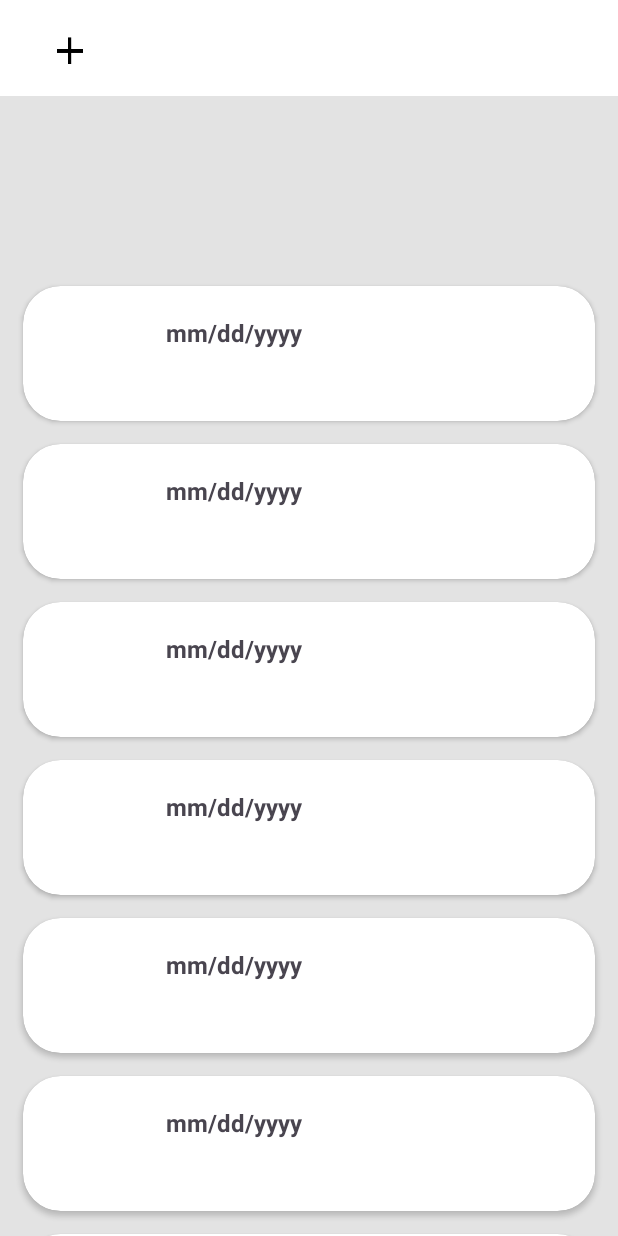
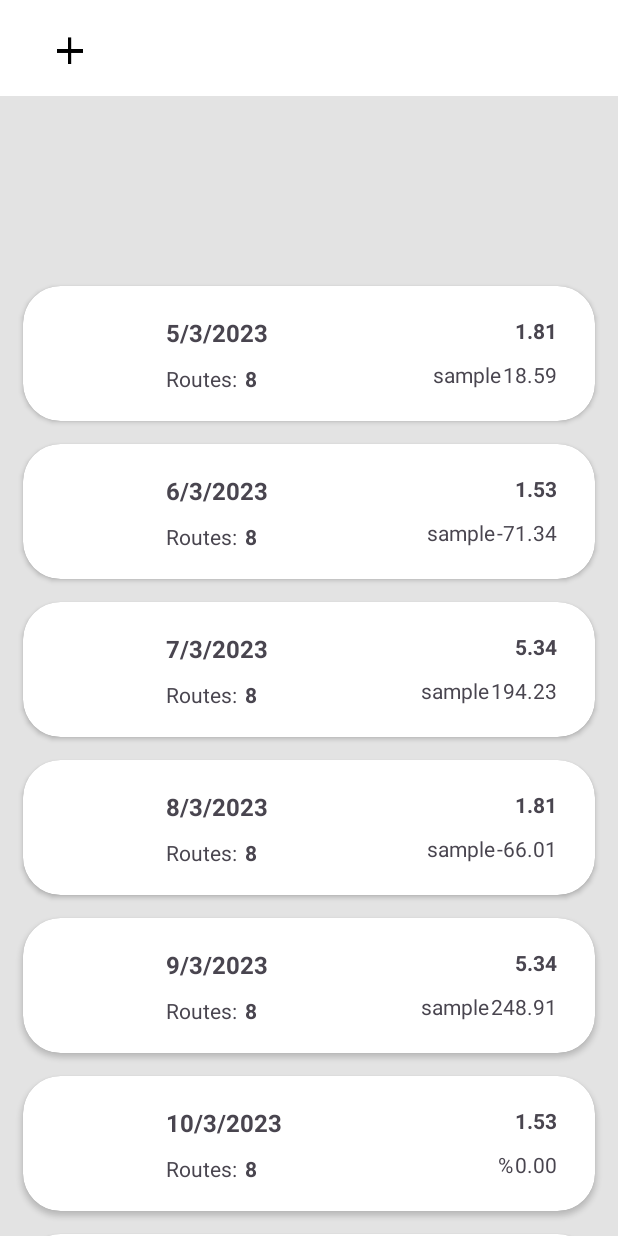
Before and after one commit to GPBarrick/Pace-Application, an Android app: the screen it shows after launch (MainActivity), on a phone screen of 412 x 824 dp. Run offline under Robolectric (Android 15) with nearby library versions, the light colour scheme and no system bars.

Commit message:
Updated Data Visualization
- Added data formatting elements and new class to represent the dates that hold the ArrayList<ClientModule>s for that day.

```diff
--- /dev/null
+++ b/app/src/main/java/com/example/pace/CalendarData.java
@@ -0,0 +1,70 @@
+package com.example.pace;
+import java.util.ArrayList;
+public class CalendarData {
+    private int month;
+    private int day;
+    private int year;
+    private ArrayList<ClientModule> clientModuleList;
+
+    private float percentageText;
+
+    public CalendarData(ArrayList<ClientModule> clientModuleList, int month, int day, int year) {
+        this.clientModuleList = clientModuleList;
+        this.month = month;
+        this.day = day;
+        this.year = year;
+    }
+
+    public ArrayList<ClientModule> getClientModuleList() {
+        return clientModuleList;
+    }
+
+    public void setClientModuleList(ArrayList<ClientModule> clientModuleList) {
+        this.clientModuleList = clientModuleList;
+    }
+
+    public void AddClientModule(ClientModule clientModule) {
+        this.clientModuleList.add(clientModule);
+    }
+
+    public ClientModule getClientModule(int index) {
+        return this.clientModuleList.get(index);
+    }
+
+    public int getMonth() {
+        return month;
+    }
+
+    public void setMonth(int month) {
+        this.month = month;
+    }
+
+    public int getDay() {
+        return day;
+    }
+
+    public void setDay(int day) {
+        this.day = day;
+    }
+
+    public int getYear() {
+        return year;
+    }
+
+    public void setYear(int year) {
+        this.year = year;
+    }
+
+    public float CalculateClientExpenditure() {
+        float total = 0.0f;
+        for (int i = 0; i < this.clientModuleList.size(); ++i) {
+            total = total + this.clientModuleList.get(i).CalculateExpenditure();
+        }
+        return total;
+    }
+
+    public float getPercentageText(float original, float newNumber) {
+        float increase = newNumber - original;
+        return (increase / original) * 100;
+    }
+}
--- a/app/src/main/java/com/example/pace/DayListAdapter.java
+++ b/app/src/main/java/com/example/pace/DayListAdapter.java
@@ -1,23 +1,23 @@
 package com.example.pace;
+import android.util.Log;
 import android.view.LayoutInflater;
 import android.view.View;
 import android.view.ViewGroup;
 import android.widget.ImageView;
 import android.widget.TextView;
-
 import androidx.annotation.NonNull;
 import androidx.recyclerview.widget.RecyclerView;
 import java.util.List;
 public class DayListAdapter extends RecyclerView.Adapter<DayListAdapter.ViewHolder> {
 
-    private List<ClientModule> clientModuleList;
+    private List<CalendarData> calendarData;
 
-    public DayListAdapter(List<ClientModule> clientModuleList) {
-        this.clientModuleList = clientModuleList;
+    public DayListAdapter(List<CalendarData> calendarData) {
+        this.calendarData = calendarData;
     }
 
-    public void setClientModuleList(List<ClientModule> newClientModuleList) { this.clientModuleList = newClientModuleList; }
-    public List<ClientModule> getClientModuleList() { return this.clientModuleList; }
+    public void getCalendarData (List<CalendarData> newClientModuleList) { this.calendarData = newClientModuleList; }
+    public List<CalendarData> setCalendarData() { return this.calendarData; }
 
     @NonNull
     @Override
@@ -29,22 +29,50 @@ public class DayListAdapter extends RecyclerView.Adapter<DayListAdapter.ViewHold
 
     @Override
     public void onBindViewHolder(@NonNull DayListAdapter.ViewHolder holder, int position) {
-        holder.statusImage.setImageResource(this.clientModuleList.get(position).getImageResource());
-        holder.dateText.setText(this.clientModuleList.get(position).getDateText());
+        //holder.statusImage.setImageResource(this.calendarData.get(position).getClientModule(position).getImageResource());
+        String dateFormat = this.calendarData.get(position).getMonth() + "/" + this.calendarData.get(position).getDay() + "/" + this.calendarData.get(position).getYear();
+        holder.dateText.setText(dateFormat);
+        holder.routesText.setText(String.valueOf(this.calendarData.size() + 1));
+        holder.totalGasExpenditure.setText(String.format("%.2f", this.calendarData.get(position).CalculateClientExpenditure()));
+
+        Log.v("NDX", ""+position);
+
+        if (this.calendarData.size() >= 2 && position > 0) {
+            float percentageCalculation = this.calendarData.get(position).getPercentageText(
+                    this.calendarData.get(position - 1).CalculateClientExpenditure(),
+                    this.calendarData.get(position).CalculateClientExpenditure()
+            );
+            if (percentageCalculation == 0) {
+                holder.percentageStatus.setText(R.string.percent_sign);
+            }
+            holder.percentageText.setText(String.format("%.2f", percentageCalculation));
+        }
+        else {
+            holder.percentageStatus.setText(R.string.plus_percent_sign);
+            holder.percentageText.setText("100");
+        }
     }
 
     @Override
     public int getItemCount() {
-        return this.clientModuleList.size();
+        return this.calendarData.size();
     }
 
     public static class ViewHolder extends RecyclerView.ViewHolder {
         public ImageView statusImage;
         public TextView dateText;
+        public TextView routesText;
+        public TextView totalGasExpenditure;
+        public TextView percentageStatus;
+        public TextView percentageText;
         public ViewHolder(@NonNull View itemView) {
             super(itemView);
             this.statusImage = itemView.findViewById(R.id.day_element_status_image);
             this.dateText = itemView.findViewById(R.id.day_element_date_text);
+            this.routesText = itemView.findViewById(R.id.day_element_routes_input);
+            this.totalGasExpenditure = itemView.findViewById(R.id.day_element_calculation_text);
+            this.percentageStatus = itemView.findViewById(R.id.day_element_percentage_status);
+            this.percentageText = itemView.findViewById(R.id.day_element_percentage_text);
         }
     }
 }
--- a/app/src/main/java/com/example/pace/MainActivity.java
+++ b/app/src/main/java/com/example/pace/MainActivity.java
@@ -3,13 +3,11 @@ import androidx.appcompat.app.AppCompatActivity;
 import androidx.appcompat.widget.Toolbar;
 import androidx.recyclerview.widget.LinearLayoutManager;
 import androidx.recyclerview.widget.RecyclerView;
-
 import android.content.Intent;
 import android.os.Bundle;
 import android.util.Log;
 import android.view.View;
 import android.widget.ImageButton;
-
 public class MainActivity extends AppCompatActivity {
     @Override
     protected void onCreate(Bundle savedInstanceState) {
@@ -60,8 +58,11 @@ public class MainActivity extends AppCompatActivity {
     /* 11/5/2023 Initialize the DayListAdapter and LinearLayoutManager for this.dayList */
     public DayListAdapter dayListAdapter;
     private void InitializeDayListAdapter() {
-        this.dayListAdapter = new DayListAdapter(t.populateClientModuleList());
-        this.dayList.setLayoutManager(new LinearLayoutManager(MainActivity.this));
+        this.dayListAdapter = new DayListAdapter(t.populateCalendarDataList());
+        LinearLayoutManager layoutManager = new LinearLayoutManager(MainActivity.this);
+        layoutManager.setReverseLayout(true);
+        layoutManager.setStackFromEnd(false);
+        this.dayList.setLayoutManager(layoutManager);
         this.dayList.setAdapter(this.dayListAdapter);
     }
 }
--- a/app/src/main/java/com/example/pace/Test.java
+++ b/app/src/main/java/com/example/pace/Test.java
@@ -3,17 +3,40 @@ import java.util.ArrayList;
 public class Test {
 
     /* 11/5/2023 Function responsible for populating data structure*/
-    public ArrayList<ClientModule> populateClientModuleList() {
+    public ArrayList<ClientModule> populateClientModuleListDataSet1() {
         ArrayList<ClientModule> clientModuleList = new ArrayList<>();
-        clientModuleList.add(new ClientModule("mm/dd/yyyy"));
-        clientModuleList.add(new ClientModule("mm/dd/yyyy"));
-        clientModuleList.add(new ClientModule("mm/dd/yyyy"));
-        clientModuleList.add(new ClientModule("mm/dd/yyyy"));
-        clientModuleList.add(new ClientModule("mm/dd/yyyy"));
-        clientModuleList.add(new ClientModule("mm/dd/yyyy"));
-        clientModuleList.add(new ClientModule("mm/dd/yyyy"));
-        clientModuleList.add(new ClientModule("mm/dd/yyyy"));
+        clientModuleList.add(new ClientModule(5, 29, 3.98f, 0));
+        clientModuleList.add(new ClientModule(2, 28, 3.98f, 0));
+        clientModuleList.add(new ClientModule(6, 32, 2.98f, 0));
         return clientModuleList;
     }
 
+    public ArrayList<ClientModule> populateClientModuleListDataSet2() {
+        ArrayList<ClientModule> clientModuleList = new ArrayList<>();
+        clientModuleList.add(new ClientModule(5, 29, 3.98f, 0));
+        clientModuleList.add(new ClientModule(2, 10, 0.98f, 0));
+        clientModuleList.add(new ClientModule(10, 32, 2.98f, 0));
+        return clientModuleList;
+    }
+
+    public ArrayList<ClientModule> populateClientModuleListDataSet3() {
+        ArrayList<ClientModule> clientModuleList = new ArrayList<>();
+        clientModuleList.add(new ClientModule(3, 29, 50.98f, 0));
+        clientModuleList.add(new ClientModule(0, 28, 10.98f, 0));
+        clientModuleList.add(new ClientModule(1, 32, 1.98f, 0));
+        return clientModuleList;
+    }
+
+    /* 11/6/2023 Function responsible for populating an ArrayList<CalendarData> */
+    public ArrayList<CalendarData> populateCalendarDataList() {
+        ArrayList<CalendarData> calendarDataList = new ArrayList<>();
+        calendarDataList.add(new CalendarData(populateClientModuleListDataSet1(), 11, 3, 2023));
+        calendarDataList.add(new CalendarData(populateClientModuleListDataSet1(), 10, 3, 2023));
+        calendarDataList.add(new CalendarData(populateClientModuleListDataSet3(), 9, 3, 2023));
+        calendarDataList.add(new CalendarData(populateClientModuleListDataSet2(), 8, 3, 2023));
+        calendarDataList.add(new CalendarData(populateClientModuleListDataSet3(), 7, 3, 2023));
+        calendarDataList.add(new CalendarData(populateClientModuleListDataSet1(), 6, 3, 2023));
+        calendarDataList.add(new CalendarData(populateClientModuleListDataSet2(), 5, 3, 2023));
+        return calendarDataList;
+    }
 }
--- a/app/src/main/res/layout/day_element.xml
+++ b/app/src/main/res/layout/day_element.xml
@@ -40,6 +40,57 @@
             android:textStyle="bold"
             android:textSize="16sp"/>
 
+        <TextView
+            android:id="@+id/day_element_routes_text"
+            android:layout_width="wrap_content"
+            android:layout_height="wrap_content"
+            android:layout_below="@+id/day_element_date_text"
+            android:layout_toEndOf="@+id/day_element_status_image"
+            android:layout_marginStart="25dp"
+            android:layout_marginTop="10dp"
+            android:text="@string/routes_text"/>
+
+        <TextView
+            android:id="@+id/day_element_routes_input"
+            android:layout_width="wrap_content"
+            android:layout_height="wrap_content"
+            android:layout_toEndOf="@+id/day_element_routes_text"
+            android:layout_alignTop="@+id/day_element_routes_text"
+            android:layout_marginStart="5dp"
+            android:text="@string/sample_text"
+            android:textStyle="bold"/>
+
+        <TextView
+            android:id="@+id/day_element_calculation_text"
+            android:layout_width="wrap_content"
+            android:layout_height="wrap_content"
+            android:layout_alignParentEnd="true"
+            android:layout_marginEnd="25dp"
+            android:layout_alignParentTop="true"
+            android:layout_marginTop="20dp"
+            android:text="@string/sample_text"
+            android:textStyle="bold" />
+
+        <TextView
+            android:id="@+id/day_element_percentage_status"
+            android:layout_width="wrap_content"
+            android:layout_height="wrap_content"
+            android:layout_toStartOf="@+id/day_element_percentage_text"
+            android:layout_alignTop="@+id/day_element_percentage_text"
+            android:layout_alignBottom="@+id/day_element_percentage_text"
+            android:layout_marginEnd="1dp"
+            android:text="@string/sample_text"/>
+
+        <TextView
+            android:id="@+id/day_element_percentage_text"
+            android:layout_width="wrap_content"
+            android:layout_height="wrap_content"
+            android:layout_below="@+id/day_element_calculation_text"
+            android:layout_alignParentEnd="true"
+            android:layout_marginEnd="25dp"
+            android:layout_marginTop="10dp"
+            android:text="@string/sample_text"/>
+
     </RelativeLayout>
 
 </androidx.cardview.widget.CardView>
--- a/app/src/main/res/values/strings.xml
+++ b/app/src/main/res/values/strings.xml
@@ -1,4 +1,8 @@
 <resources>
     <string name="app_name">Pace</string>
     <string name="sample_text">sample</string>
+    <string name="routes_text">Routes: </string>
+    <string name="plus_percent_sign">+%</string>
+    <string name="negative_percent_sign">-%</string>
+    <string name="percent_sign">%</string>
 </resources>
```
